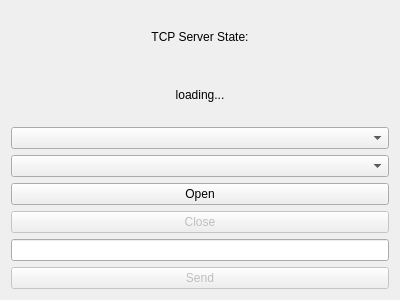
HFRibeiro/MeridianController, file mainwindow.ui: the form before one commit.
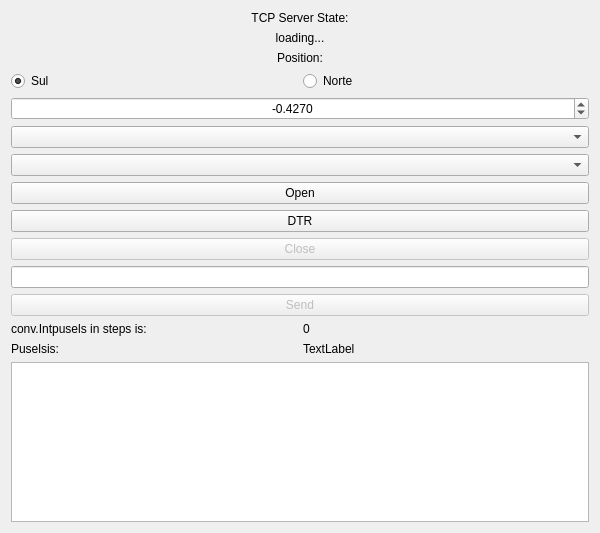
The form after the commit. Icons and pictures are not drawn.

Diff of the .ui file:
```diff
--- a/mainwindow.ui
+++ b/mainwindow.ui
@@ -6,8 +6,8 @@
    <rect>
     <x>0</x>
     <y>0</y>
-    <width>400</width>
-    <height>300</height>
+    <width>600</width>
+    <height>533</height>
    </rect>
   </property>
   <property name="windowTitle">
@@ -19,6 +19,24 @@
   </property>
   <widget class="QWidget" name="centralWidget">
    <layout class="QGridLayout" name="gridLayout_2">
+    <item row="1" column="0">
+     <layout class="QHBoxLayout" name="horizontalLayout_3">
+      <item>
+       <widget class="QLabel" name="label_3">
+        <property name="text">
+         <string>conv.Intpusels in steps is:</string>
+        </property>
+       </widget>
+      </item>
+      <item>
+       <widget class="QLabel" name="lb_int_pulse">
+        <property name="text">
+         <string>0</string>
+        </property>
+       </widget>
+      </item>
+     </layout>
+    </item>
     <item row="0" column="0">
      <layout class="QVBoxLayout" name="verticalLayout">
       <item>
@@ -54,6 +72,60 @@
         </item>
        </layout>
       </item>
+      <item>
+       <layout class="QVBoxLayout" name="verticalLayout_2">
+        <item>
+         <widget class="QLabel" name="label">
+          <property name="text">
+           <string>Position:</string>
+          </property>
+          <property name="alignment">
+           <set>Qt::AlignCenter</set>
+          </property>
+         </widget>
+        </item>
+        <item>
+         <layout class="QHBoxLayout" name="horizontalLayout_2">
+          <item>
+           <widget class="QRadioButton" name="rb_Sul">
+            <property name="text">
+             <string>Sul</string>
+            </property>
+            <property name="checked">
+             <bool>true</bool>
+            </property>
+           </widget>
+          </item>
+          <item>
+           <widget class="QRadioButton" name="rB_norte">
+            <property name="text">
+             <string>Norte</string>
+            </property>
+           </widget>
+          </item>
+         </layout>
+        </item>
+       </layout>
+      </item>
+      <item>
+       <widget class="QDoubleSpinBox" name="sp_angle">
+        <property name="alignment">
+         <set>Qt::AlignCenter</set>
+        </property>
+        <property name="decimals">
+         <number>4</number>
+        </property>
+        <property name="minimum">
+         <double>-100.000000000000000</double>
+        </property>
+        <property name="singleStep">
+         <double>0.001000000000000</double>
+        </property>
+        <property name="value">
+         <double>-0.427000000000000</double>
+        </property>
+       </widget>
+      </item>
       <item>
        <widget class="QComboBox" name="cb_serial"/>
       </item>
@@ -67,6 +139,13 @@
         </property>
        </widget>
       </item>
+      <item>
+       <widget class="QPushButton" name="bt_DTR">
+        <property name="text">
+         <string>DTR</string>
+        </property>
+       </widget>
+      </item>
       <item>
        <widget class="QPushButton" name="bt_close">
         <property name="enabled">
@@ -104,6 +183,27 @@
       </item>
      </layout>
     </item>
+    <item row="3" column="0">
+     <widget class="QPlainTextEdit" name="pl_recieved_serial_port"/>
+    </item>
+    <item row="2" column="0">
+     <layout class="QHBoxLayout" name="horizontalLayout_4">
+      <item>
+       <widget class="QLabel" name="label_2">
+        <property name="text">
+         <string>Puselsis:</string>
+        </property>
+       </widget>
+      </item>
+      <item>
+       <widget class="QLabel" name="lb_pulse">
+        <property name="text">
+         <string>TextLabel</string>
+        </property>
+       </widget>
+      </item>
+     </layout>
+    </item>
    </layout>
   </widget>
  </widget>
```
Left out of the diff: 2 changed lines with no effect on the pictures.
